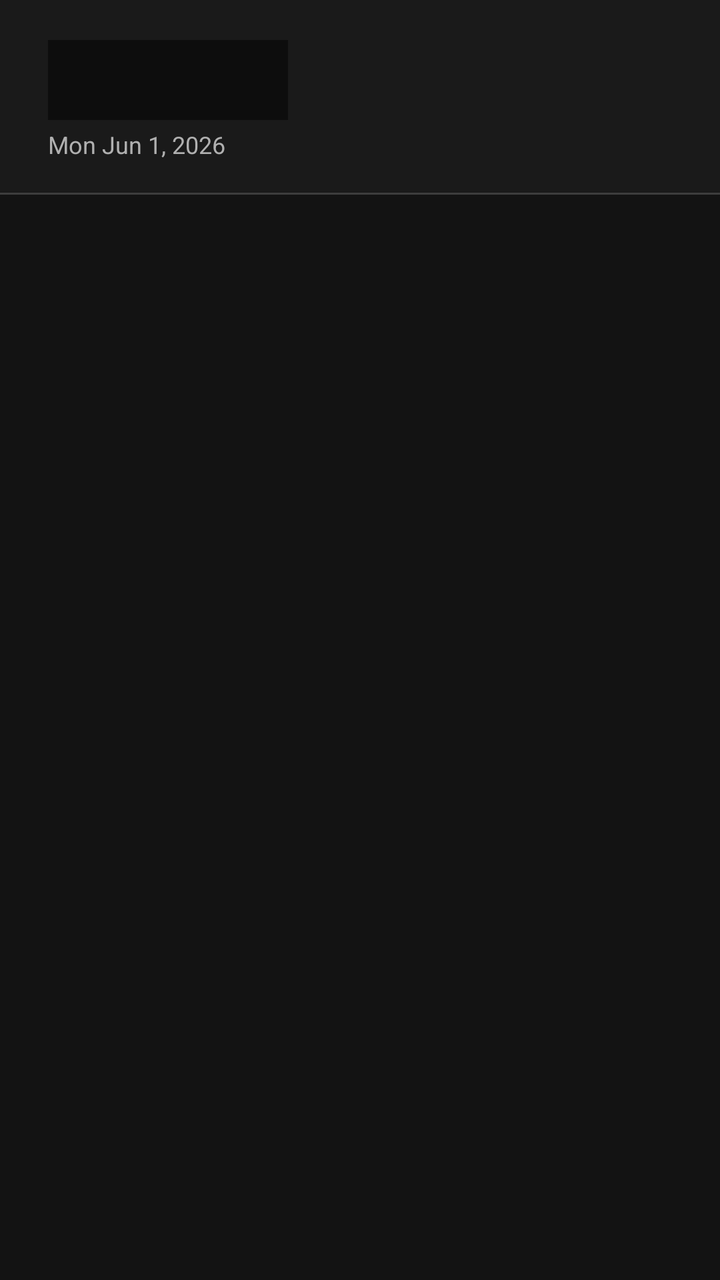
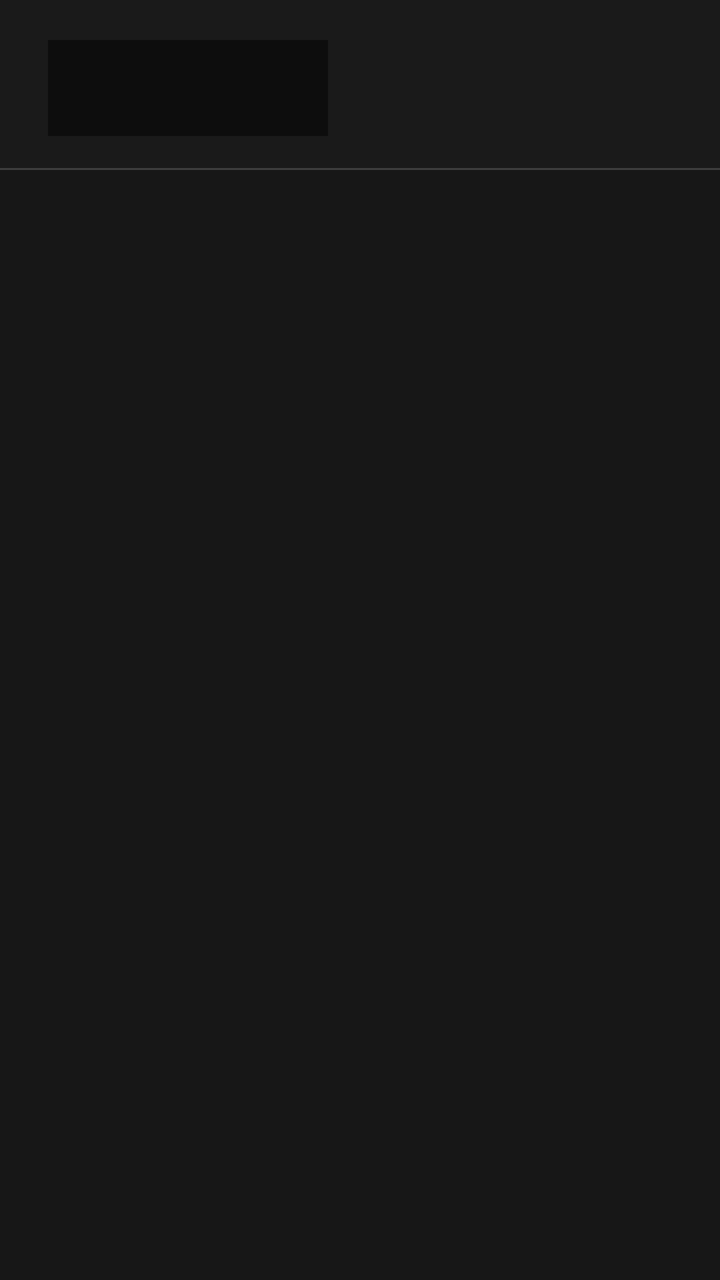

Screens rendered from an Android XML layout before and after an edit, with the pre-edit source and the edit as a unified diff.
<!-- AndroidManifest.xml: application theme Theme.ShrineLauncher -->
<!-- res/layout/dialog_settings_panel.xml -->
<?xml version="1.0" encoding="utf-8"?>
<LinearLayout xmlns:android="http://schemas.android.com/apk/res/android"
    android:layout_width="match_parent"
    android:layout_height="match_parent"
    android:orientation="vertical">

    
    <LinearLayout
        android:id="@+id/panelHeader"
        android:layout_width="match_parent"
        android:layout_height="wrap_content"
        android:orientation="vertical"
        android:background="#FF1A1A1A"
        android:paddingStart="24dp"
        android:paddingEnd="24dp"
        android:paddingTop="20dp"
        android:paddingBottom="16dp">

        <ImageView
            android:id="@+id/ivPanelLogo"
            android:layout_width="120dp"
            android:layout_height="40dp"
            android:src="@drawable/banner"
            android:scaleType="fitStart"
            android:adjustViewBounds="true"
            android:contentDescription="Shrine Launcher" />

        <TextView
            android:id="@+id/tvPanelDate"
            android:layout_width="wrap_content"
            android:layout_height="wrap_content"
            android:layout_marginTop="4dp"
            android:textColor="#FFB0B0B0"
            android:textSize="12sp"
            android:text="Mon Jun 1, 2026" />
    </LinearLayout>

    <View
        android:layout_width="match_parent"
        android:layout_height="1dp"
        android:background="#33FFFFFF" />

    
    <ScrollView
        android:id="@+id/panelScroll"
        android:layout_width="match_parent"
        android:layout_height="0dp"
        android:layout_weight="1"
        android:background="#801A1A1A"
        android:scrollbars="none">

        <LinearLayout
            android:id="@+id/panelBody"
            android:layout_width="match_parent"
            android:layout_height="wrap_content"
            android:orientation="vertical"
            android:paddingTop="8dp"
            android:paddingBottom="16dp" />
    </ScrollView>
</LinearLayout>
<!-- resources referenced by this layout -->
<resources>
  <!-- drawable banner (drawable) -->
  <?xml version="1.0" encoding="utf-8"?>
  <shape xmlns:android="http://schemas.android.com/apk/res/android">
      <solid android:color="#0D0D0D" />
  </shape>
  <style name="Theme.ShrineLauncher" parent="Theme.AppCompat.NoActionBar">
          <item name="android:windowBackground">@color/bg_dark</item>
          <item name="android:statusBarColor">@color/bg_dark</item>
          <item name="android:navigationBarColor">@color/bg_dark</item>
          <item name="colorPrimary">@color/accent</item>
          <item name="colorAccent">@color/accent</item>
          <item name="android:textColorPrimary">@color/text_primary</item>
          <item name="android:textColorSecondary">@color/text_secondary</item>
          <item name="android:windowFullscreen">true</item>
      </style>
  <color name="bg_dark">#0D0D0D</color>
  <color name="accent">#E53935</color>
  <color name="text_primary">#FFFFFF</color>
  <color name="text_secondary">#B0B0B0</color>
</resources>

<!-- the commit's change to res/layout/dialog_settings_panel.xml (unified diff, before → after) -->
@@ -18,21 +18,19 @@
 
         <ImageView
             android:id="@+id/ivPanelLogo"
-            android:layout_width="120dp"
-            android:layout_height="40dp"
+            android:layout_width="140dp"
+            android:layout_height="48dp"
             android:src="@drawable/banner"
             android:scaleType="fitStart"
             android:adjustViewBounds="true"
             android:contentDescription="Shrine Launcher" />
 
+        
         <TextView
             android:id="@+id/tvPanelDate"
-            android:layout_width="wrap_content"
-            android:layout_height="wrap_content"
-            android:layout_marginTop="4dp"
-            android:textColor="#FFB0B0B0"
-            android:textSize="12sp"
-            android:text="Mon Jun 1, 2026" />
+            android:layout_width="0dp"
+            android:layout_height="0dp"
+            android:visibility="gone" />
     </LinearLayout>
 
     <View
@@ -46,7 +44,7 @@
         android:layout_width="match_parent"
         android:layout_height="0dp"
         android:layout_weight="1"
-        android:background="#801A1A1A"
+        android:background="#CC1A1A1A"
         android:scrollbars="none">
 
         <LinearLayout
